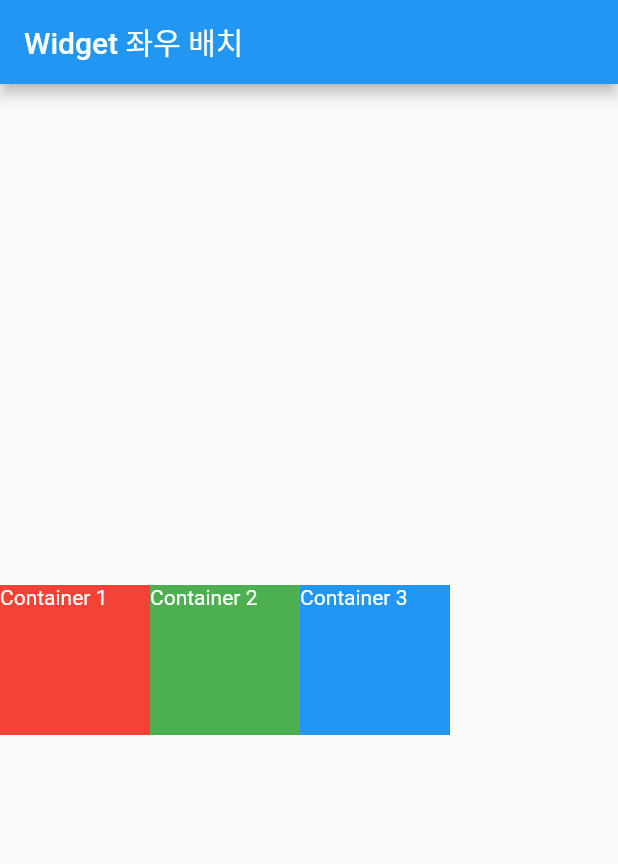
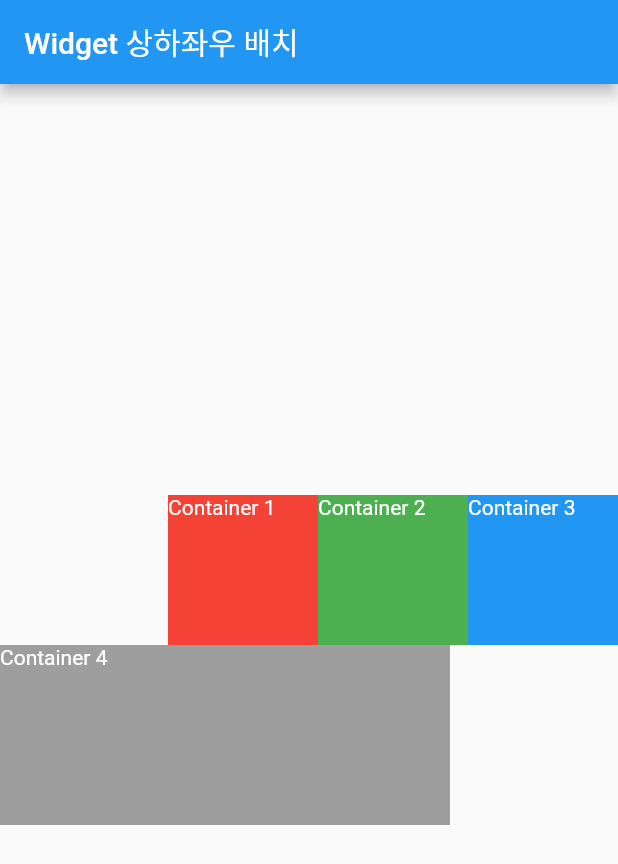
Before and after one commit to JangWoojun/flutter_layout, a Flutter app: the screen it shows after launch, on a phone screen of 412 x 824 dp. Shown: the top 864 px of the screen. Run offline on Flutter 3.47's test engine with Material 2 defaults, Android fonts, the phone set to English and light mode, and no system bars.

Commit message:
Widget 상하좌우 배치

```diff
--- a/lib/main.dart
+++ b/lib/main.dart
@@ -3,7 +3,7 @@ import 'package:flutter/material.dart';
 void main() {
   runApp(MaterialApp(
     home: Scaffold(
-      appBar: AppBar(title: Text("Widget 좌우 배치"),),
+      appBar: AppBar(title: Text("Widget 상하좌우 배치"),),
       body: const Body(),
     ),
   ));
@@ -14,12 +14,12 @@ class Body extends StatelessWidget {
 
   @override
   Widget build(BuildContext context) {
-    return Container(
-      width: double.infinity,
-      height: double.infinity,
-      child: Row(
-        mainAxisAlignment: MainAxisAlignment.start,
-        crossAxisAlignment: CrossAxisAlignment.center,
+    return Column(
+      mainAxisAlignment: MainAxisAlignment.center,
+      crossAxisAlignment: CrossAxisAlignment.start,
+      children: [
+        Row(
+          mainAxisAlignment: MainAxisAlignment.end,
           mainAxisSize: MainAxisSize.max,
           children: [
             Container(
@@ -51,6 +51,13 @@ class Body extends StatelessWidget {
             )
           ],
         ),
+        Container(
+          width: 300,
+          height: 120,
+          color: Colors.grey,
+          child: Text("Container 4", style: TextStyle(color: Colors.white),),
+        )
+      ]
     );
   }
 }
```
Lines whose indentation alone changed are shown as unchanged.
